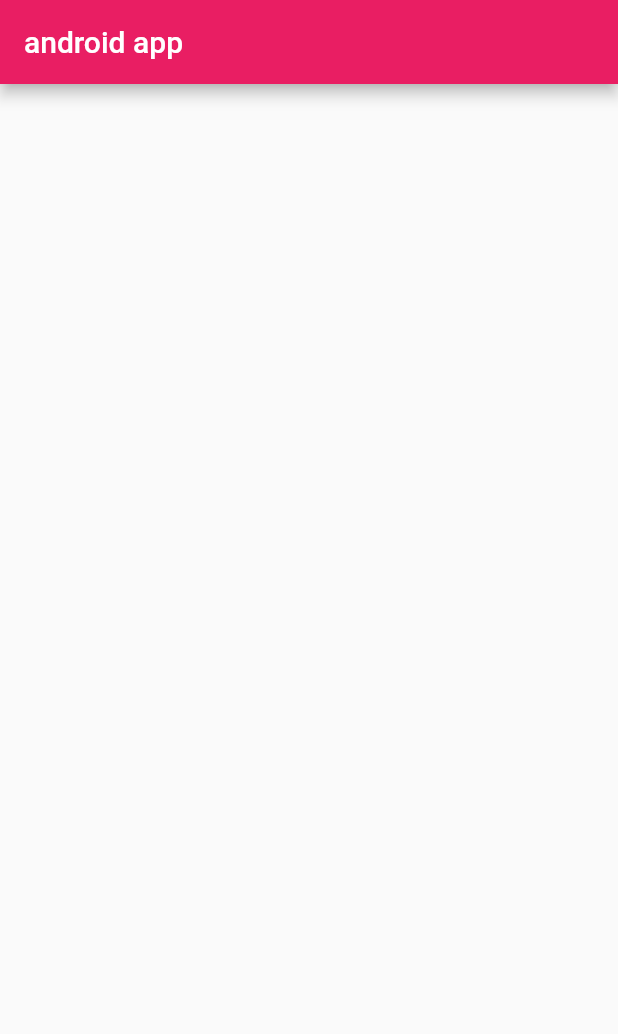
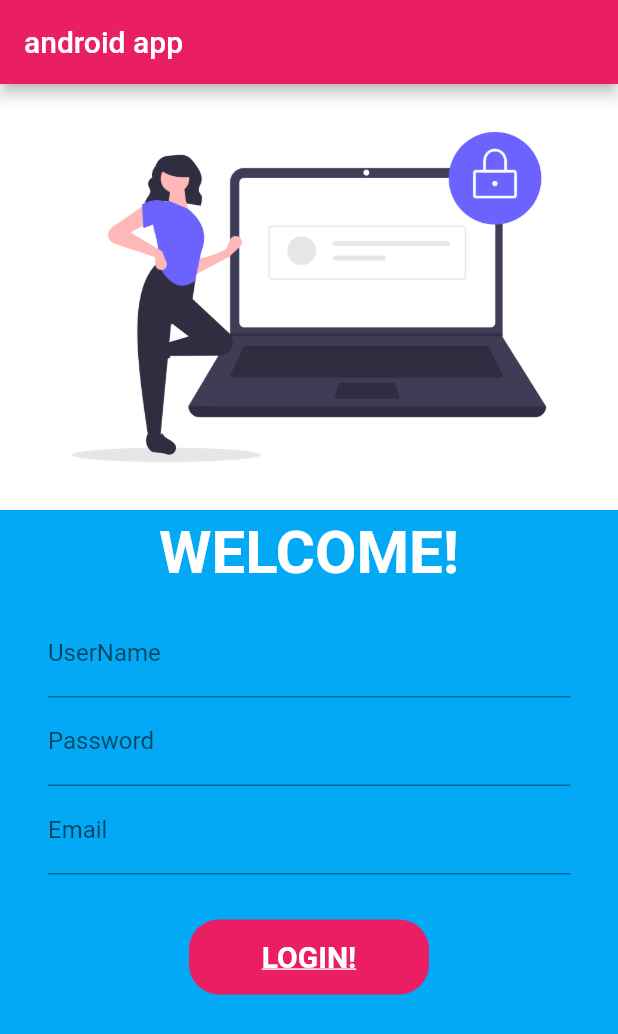
Before and after one commit to iqra-abbasi/flutter, a Flutter app: the screen it shows after launch, on a phone screen of 412 x 824 dp. Shown: the top 1034 px of the screen. Run offline on Flutter 3.47's test engine with Material 2 defaults, Android fonts, the phone set to English and light mode, and no system bars.

Commit message:
initial commit

```diff
--- a/lib/login.dart
+++ b/lib/login.dart
@@ -1,12 +1,21 @@
+import 'package:app_in_java/main.dart';
+import 'package:app_in_java/sign-up-page.dart';
 import 'package:flutter/material.dart';
 
-class LoginPage extends StatelessWidget {
+class LoginPage extends StatefulWidget {
   const LoginPage({super.key});
+
+  @override
+  State<LoginPage> createState() => _LoginPageState();
+}
+
+class _LoginPageState extends State<LoginPage> {
+  bool changebutton=false;
 
   @override
   Widget build(BuildContext context) {
     return  Scaffold(
-     // backgroundColor: Colors.grey,
+      backgroundColor: Colors.lightBlue,
 
       appBar: AppBar(
         title: Text("android app"),
@@ -14,10 +23,140 @@ class LoginPage extends StatelessWidget {
       ),
 
 
-      body:Column(
-        children: [
+      body:SingleChildScrollView(
+        scrollDirection: Axis.vertical,
+        child: Column(
+          children: [
 
-        ],
+
+            Image.asset("assets/images/login.png",
+            fit: BoxFit.cover,),
+
+
+            SizedBox(
+              height: 5,
+            ),
+
+            Text("WELCOME!",
+            style: TextStyle(
+              fontSize: 20,
+              color: Colors.white,
+              fontWeight: FontWeight.bold,
+            ),
+            textScaleFactor: 2.0,),
+
+
+
+Padding(
+  padding: const EdgeInsets.symmetric(vertical: 14.0,horizontal: 32.0),
+  child:   Column(
+
+    children: [
+
+        TextFormField(
+
+          decoration: InputDecoration(
+
+            labelText: "UserName",
+
+            hintText: "Enter User Name!",
+
+
+          ),
+
+        ),
+
+
+        //ElevatedButton(onPressed: onPressed, child: child)
+
+
+
+
+        TextFormField(
+
+          obscureText: true,
+
+          decoration: InputDecoration(
+
+            labelText: "Password",
+
+            hintText: "Enter User Password!!",
+
+          ),
+
+        ),
+
+
+
+
+
+        TextFormField(
+
+          decoration: InputDecoration(
+
+            labelText: "Email",
+
+            hintText: "Enter User Email!",
+
+          ),
+
+        ),
+
+
+        SizedBox(
+          height: 30,
+        ),
+
+
+
+      //container and inkwell
+      InkWell(
+        onTap: ()
+        {
+
+        setState(()
+        {
+        changebutton=true;
+
+        });
+         /* Navigator.push(
+              context, MaterialPageRoute(
+              builder:(context) => SignUp()));
+
+
+          */
+        },
+        child: AnimatedContainer(
+
+          duration: Duration(seconds: 1),
+
+          alignment: Alignment.center,
+          width: changebutton ? 50 : 160,
+          height: 50,
+          child: Text("LOGIN!",
+          style: TextStyle(
+            fontSize: 20,
+            fontWeight: FontWeight.bold,
+            color: Colors.white,
+            decoration: TextDecoration.underline,
+            decorationColor: Colors.white,
+          ),),
+
+          decoration: BoxDecoration(
+            color: Colors.pink,
+            borderRadius: BorderRadius.circular(20),
+
+          ),
+
+        ),
+      ),
+    ],
+
+  ),
+)
+
+          ],
+        ),
       )
     );
   }
--- a/lib/main.dart
+++ b/lib/main.dart
@@ -21,6 +21,8 @@ class MyApp extends StatelessWidget {
         primarySwatch: Colors.brown,
       ),
 
+      debugShowCheckedModeBanner: false,
+
       darkTheme: ThemeData(
         brightness:Brightness.dark,
         primarySwatch: Colors.pink,
--- a/pubspec.yaml
+++ b/pubspec.yaml
@@ -59,9 +59,8 @@ flutter:
   uses-material-design: true
 
   # To add assets to your application, add an assets section, like this:
-  # assets:
-  #   - images/a_dot_burr.jpeg
-  #   - images/a_dot_ham.jpeg
+  assets:
+    - assets/images/
 
   # An image asset can refer to one or more resolution-specific "variants", see
   # https://flutter.dev/assets-and-images/#resolution-aware
```
Also changed, not shown: lib/sign-up-page.dart (added, +101 -0 lines), assets/images/login.png (added), assets/images/sign.png (added).
